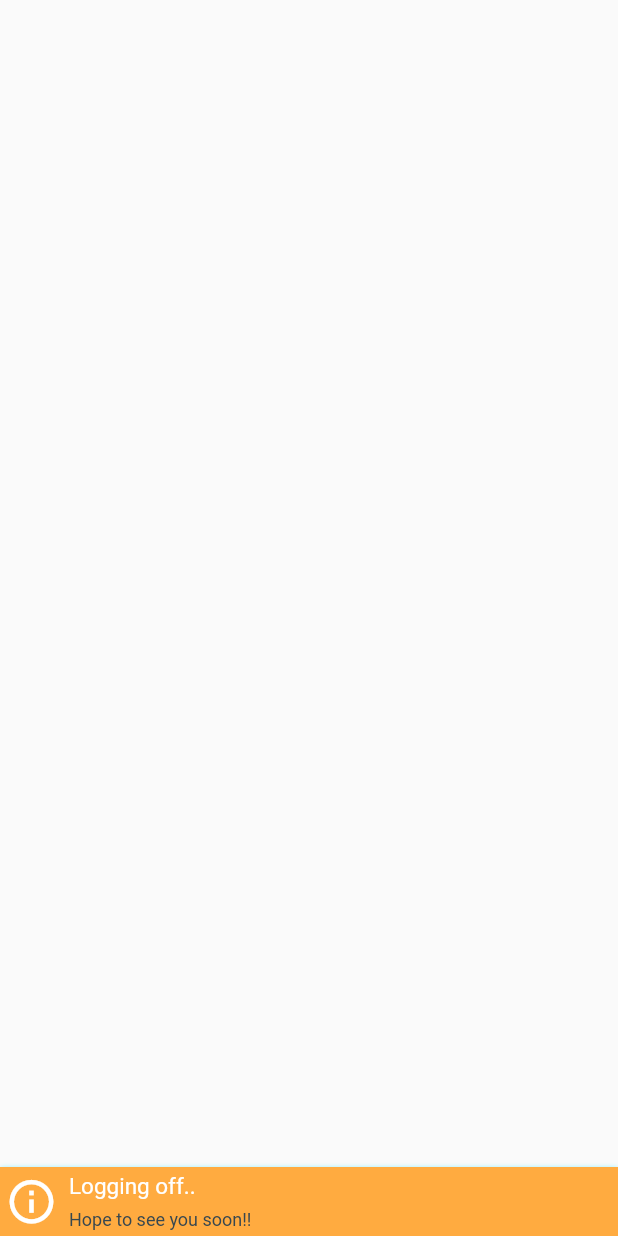
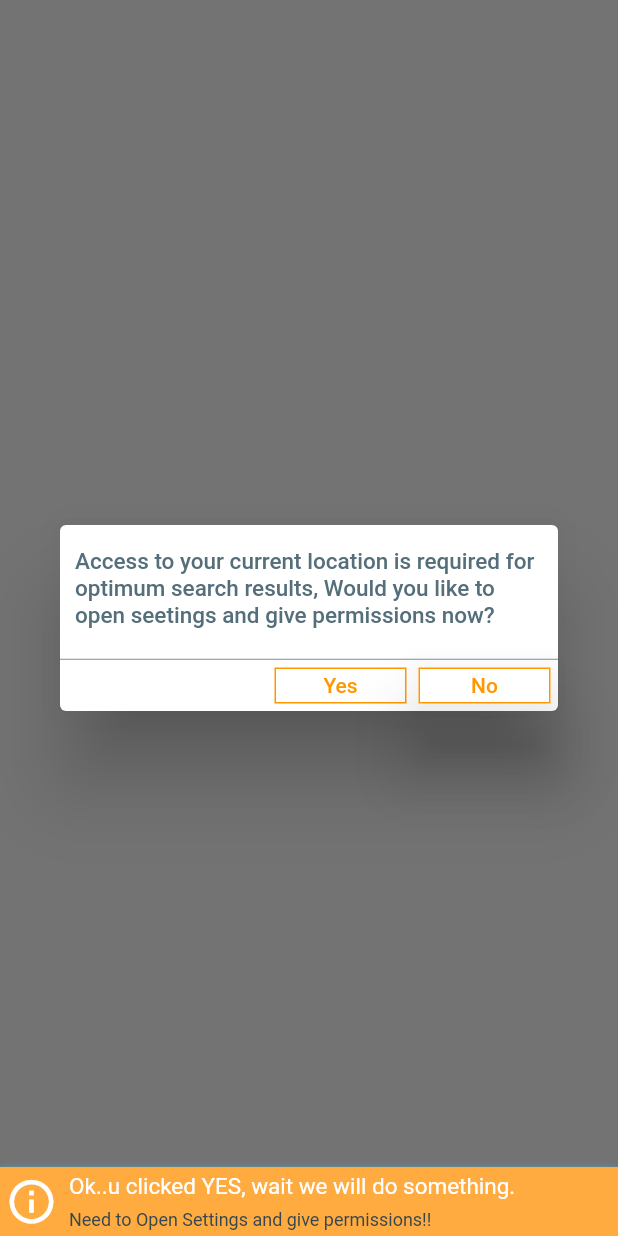
Before and after one commit to ideamango/NoQ, a Flutter app: what askPermission() shows on an empty page, opened directly, after a tap on "Yes", on a phone screen of 412 x 824 dp. Run offline on Flutter 3.47's test engine with Material 2 defaults, Android fonts, the phone set to English and light mode, and no system bars; our stand-ins replace carousel_slider, cloud_firestore, firebase_auth, firebase_dynamic_links, flushbar, flutter_datetime_picker and 6 more; missing offline and left inert: barcode_scan, dart:ffi, geoflutterfire, map_launcher; accounts and stored records are empty; generated files the repository leaves out were written again.

Commit message:
Show dialog for location modified

```diff
--- a/lib/utils.dart
+++ b/lib/utils.dart
@@ -197,7 +197,7 @@ class Utils {
                 crossAxisAlignment: CrossAxisAlignment.start,
                 children: <Widget>[
                   Text(
-                    'Give permission for accessing location ?',
+                    'Access to your current location is required for optimum search results, Would you like to open seetings and give permissions now?',
                     style: TextStyle(
                       fontSize: 15,
                       color: Colors.blueGrey[600],
@@ -233,9 +233,8 @@ class Utils {
                           Duration(
                             seconds: 3,
                           ),
-                          "Logging off.. ",
-                          "Hope to see you soon!!");
-                      Navigator.of(context, rootNavigator: true).pop();
+                          "Ok..u clicked YES, wait we will do something.",
+                          "Need to Open Settings and give permissions!!");
                     },
                   ),
                 ),
@@ -252,8 +251,14 @@ class Utils {
                         side: BorderSide(color: Colors.orange)),
                     child: Text('No'),
                     onPressed: () {
-                      Navigator.of(context, rootNavigator: true).pop();
-                      // Navigator.of(context, rootNavigator: true).pop('dialog');
+                      Utils.showMyFlushbar(
+                          context,
+                          Icons.info_outline,
+                          Duration(
+                            seconds: 3,
+                          ),
+                          "Oops.. Cant Search as location permissions are not given.",
+                          "Open Settings and give permissions!!");
                     },
                   ),
                 ),
@@ -263,10 +268,11 @@ class Utils {
 
   static Future<Position> getCurrLocation(BuildContext context) async {
     LocationPermission permission = await checkPermission();
-    askPermission(context);
+
     if (permission == LocationPermission.deniedForever) {
       LocationPermission permission = await requestPermission();
       print(permission);
+      askPermission(context);
 
       await openAppSettings();
       await openLocationSettings();
```
